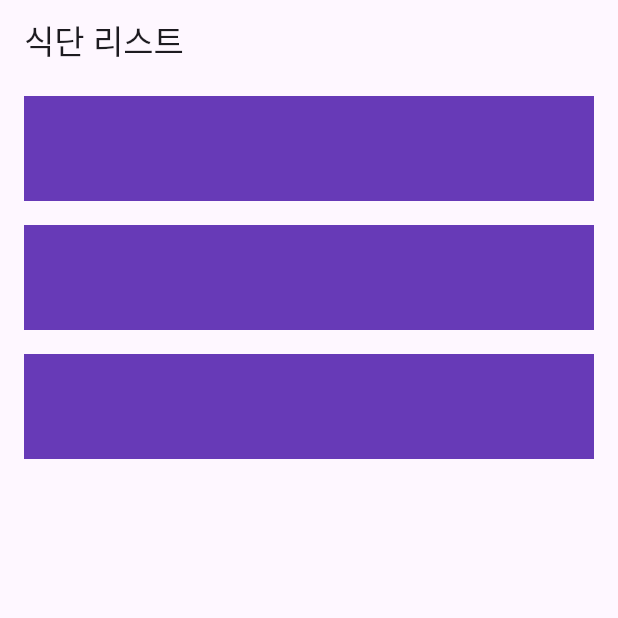
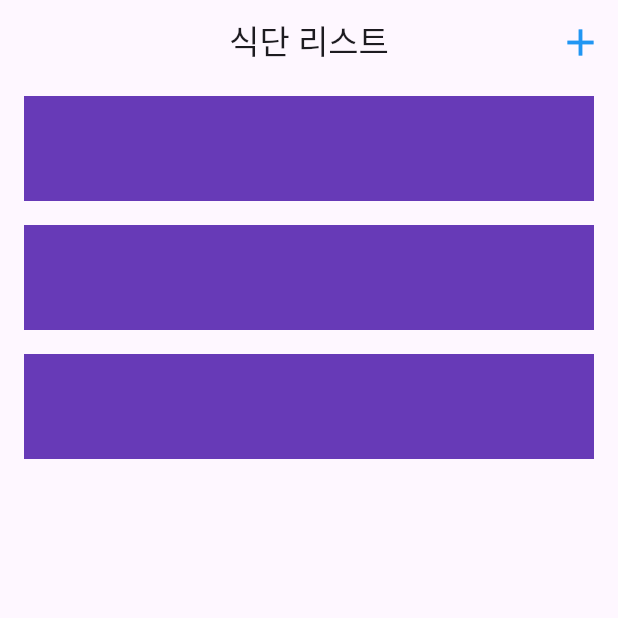
Before and after one commit to corpiii/diet_diary, a Flutter app: the screen it shows after launch, on a phone screen of 412 x 824 dp, the top half of it. Run offline on Flutter 3.47's test engine with Material 3 defaults, Android fonts, the light colour scheme and no system bars.

Commit message:
feat: 앱바 내 추가 액션 버튼 위젯 생성

```diff
--- a/lib/diet_list_screen.dart
+++ b/lib/diet_list_screen.dart
@@ -7,10 +7,15 @@ class DietListScreen extends StatelessWidget {
   Widget build(BuildContext context) {
     return Scaffold(
         appBar: AppBar(
-        title: Text('식단 리스트'),
+          centerTitle: true,
+          title: const Text('식단 리스트'),
+          actions: [
+            iconButtonWidget(onPressed: () {}),
+            const SizedBox(width: 10,)
+          ],
         ),
         body: Padding(
-        padding: EdgeInsets.symmetric(horizontal: 8.0),
+          padding: const EdgeInsets.symmetric(horizontal: 8.0),
           child: ListView(
             children: [
               Padding(
@@ -21,7 +26,6 @@ class DietListScreen extends StatelessWidget {
                   height: 70,
                 ),
               ),
-
               Padding(
                 padding: const EdgeInsets.all(8.0),
                 child: Container(
@@ -30,7 +34,6 @@ class DietListScreen extends StatelessWidget {
                   height: 70,
                 ),
               ),
-
               Padding(
                 padding: const EdgeInsets.all(8.0),
                 child: Container(
@@ -41,7 +44,17 @@ class DietListScreen extends StatelessWidget {
               ),
             ],
           ),
-      )
+        ));
+  }
+
+  Widget iconButtonWidget({required void Function() onPressed}) {
+    return GestureDetector(
+      onTap: onPressed,
+      child: const Icon(
+        Icons.add,
+        color: Colors.blue,
+        size: 30,
+      ),
     );
   }
 }
```
Lines whose indentation alone changed are shown as unchanged.
